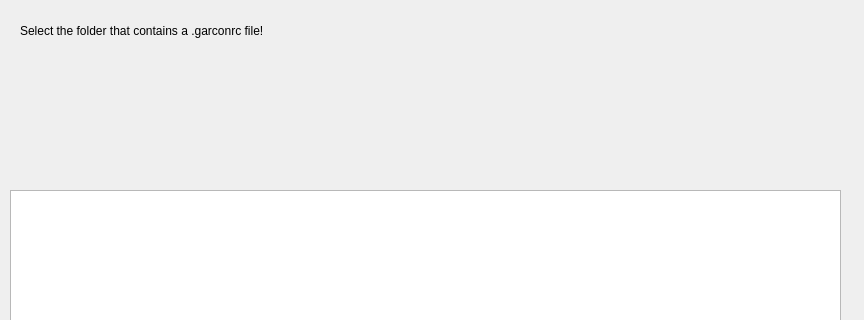
Before: the Qt Designer form VRMenu/VR_GUI/GUI/VRMenu/dialog.ui in ktgilgen/garcon, drawn with Qt 5; both pictures show x 0 to 864 and y 0 to 320 of the 864 by 687 pixel window.
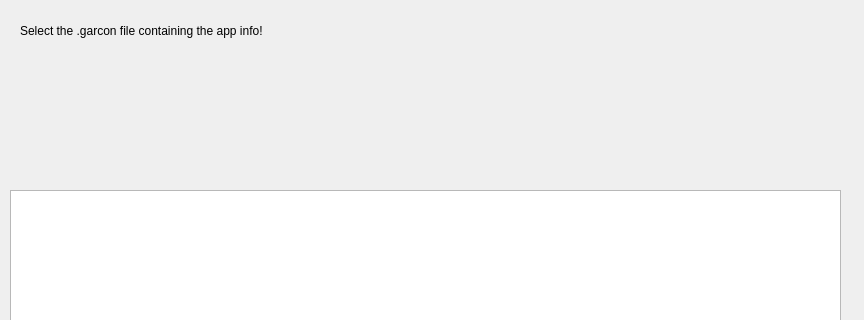
After: the same form once the commit is applied.

Commit message: Folder explorer gets file

What changed in the file:
```diff
--- a/VRMenu/VR_GUI/GUI/VRMenu/dialog.ui
+++ b/VRMenu/VR_GUI/GUI/VRMenu/dialog.ui
@@ -59,7 +59,7 @@
     </rect>
    </property>
    <property name="text">
-    <string>Select the folder that contains a .garconrc file! </string>
+    <string>Select the .garcon file containing the app info!</string>
    </property>
   </widget>
  </widget>
```
The commit also changes 3 other files.
